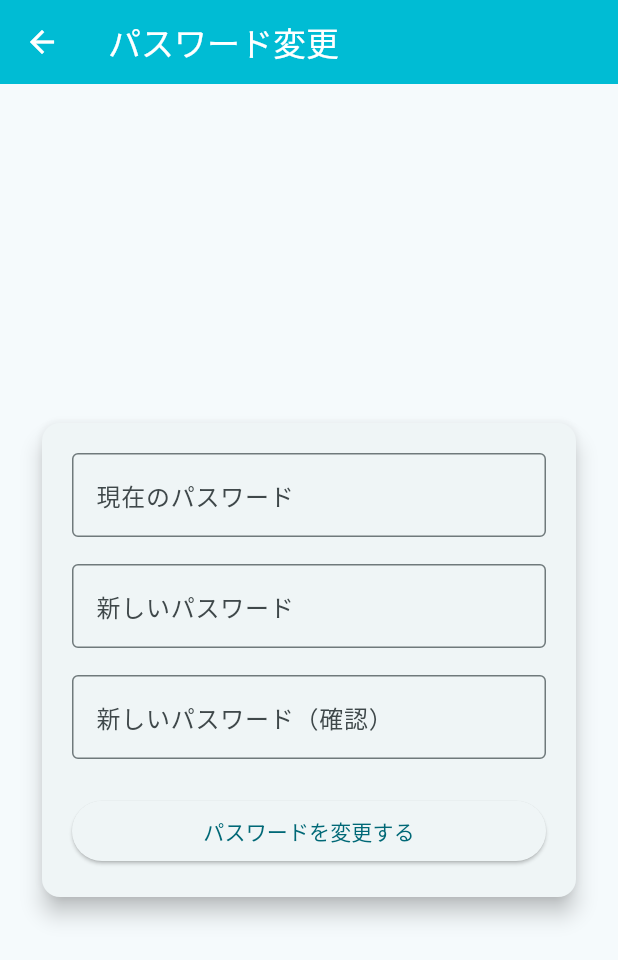
After one commit to sawa-pascal/flutter-learning, a Flutter app: the PasswordChange screen opened directly, on a phone screen of 412 x 824 dp. The commit adds this screen. Shown: the top 960 px of the screen. Run offline on Flutter 3.47's test engine with Material 3 defaults, Android fonts, the phone set to English and light mode, and no system bars; our stand-ins replace flutter_riverpod, freezed_annotation, hooks_riverpod, riverpod_annotation; generated files the repository leaves out were written again; network calls fail.

Commit message:
パスワード変更画面の実装

```diff
--- /dev/null
+++ b/flutter_application_ec_site/lib/passwordChange.dart
@@ -0,0 +1,258 @@
+import 'package:flutter/material.dart';
+import 'models/userModel/userModel.dart';
+import 'myApiProvider.dart';
+import 'package:flutter_riverpod/flutter_riverpod.dart';
+
+class PasswordChange extends ConsumerStatefulWidget {
+  const PasswordChange({Key? key}) : super(key: key);
+
+  @override
+  _PasswordChangeState createState() => _PasswordChangeState();
+}
+
+class _PasswordChangeState extends ConsumerState<PasswordChange> {
+  final _formKey = GlobalKey<FormState>();
+  final TextEditingController _currentPasswordController =
+      TextEditingController();
+  final TextEditingController _newPasswordController = TextEditingController();
+  final TextEditingController _confirmPasswordController =
+      TextEditingController();
+  bool _isLoading = false;
+  String? _errorMessage;
+  String? _successMessage;
+
+  @override
+  void dispose() {
+    _currentPasswordController.dispose();
+    _newPasswordController.dispose();
+    _confirmPasswordController.dispose();
+    super.dispose();
+  }
+
+  Future<void> _changePassword(UserModel userModel) async {
+    setState(() {
+      _isLoading = true;
+      _errorMessage = null;
+      _successMessage = null;
+    });
+
+    final currentPassword = _currentPasswordController.text.trim();
+    final newPassword = _newPasswordController.text.trim();
+    final confirmPassword = _confirmPasswordController.text.trim();
+
+    if (userModel.hashed_password == null ||
+        userModel.id == null ||
+        userModel.hashed_password!.isEmpty) {
+      setState(() {
+        _isLoading = false;
+        _errorMessage = 'ユーザー情報の取得に失敗しました';
+      });
+      return;
+    }
+
+    // 入力チェック
+    if (currentPassword.isEmpty) {
+      setState(() {
+        _isLoading = false;
+        _errorMessage = '現在のパスワードを入力してください。';
+      });
+      return;
+    }
+    if (newPassword.isEmpty) {
+      setState(() {
+        _isLoading = false;
+        _errorMessage = '新しいパスワードを入力してください。';
+      });
+      return;
+    }
+    if (confirmPassword.isEmpty) {
+      setState(() {
+        _isLoading = false;
+        _errorMessage = '確認用パスワードを入力してください。';
+      });
+      return;
+    }
+    if (newPassword.length < 4) {
+      setState(() {
+        _isLoading = false;
+        _errorMessage = 'パスワードは4文字以上で入力してください。';
+      });
+      return;
+    }
+    if (confirmPassword.length < 4) {
+      setState(() {
+        _isLoading = false;
+        _errorMessage = 'パスワードは4文字以上で入力してください。';
+      });
+      return;
+    }
+    if (newPassword != confirmPassword) {
+      setState(() {
+        _isLoading = false;
+        _errorMessage = '新しいパスワードが一致しません。';
+      });
+      return;
+    }
+    if (currentPassword == newPassword) {
+      setState(() {
+        _isLoading = false;
+        _errorMessage = '現在のパスワードと新しいパスワードが同じです。別のパスワードを入力してください。';
+      });
+      return;
+    }
+
+    // ローカルで現在のパスワードが一致するかチェック
+    final savedPassword = userModel.hashed_password!;
+    if (currentPassword != savedPassword) {
+      setState(() {
+        _isLoading = false;
+        _errorMessage = '現在のパスワードが正しくありません。';
+      });
+      return;
+    }
+
+    // APIでパスワード変更リクエスト実行＋userModelProviderを更新
+    try {
+      final userId = userModel.id!;
+      final msg = await ref.read(
+        changePasswordProvider(id: userId, newPassword: newPassword).future,
+      );
+
+      // userModelを新しいパスワードで更新
+      final userModelNotifier = ref.read(userModelProvider.notifier);
+      userModelNotifier.state = userModel.copyWith(
+        hashed_password: newPassword,
+      );
+
+      ScaffoldMessenger.of(context).showSnackBar(
+        SnackBar(
+          content: Text(
+            msg is String && msg.isNotEmpty ? msg : 'パスワードが変更されました。',
+          ),
+        ),
+      );
+      Navigator.pop(context);
+    } catch (e) {
+      setState(() {
+        _isLoading = false;
+        _errorMessage = 'パスワードの変更に失敗しました: $e';
+        _successMessage = null;
+      });
+    }
+  }
+
+  @override
+  Widget build(BuildContext context) {
+    final userModel = ref.watch(userModelProvider);
+
+    return Scaffold(
+      appBar: AppBar(title: const Text('パスワード変更')),
+      body: Padding(
+        padding: const EdgeInsets.all(24.0),
+        child: Center(
+          child: SingleChildScrollView(
+            child: Card(
+              elevation: 6,
+              child: Padding(
+                padding: const EdgeInsets.all(20),
+                child: Form(
+                  key: _formKey,
+                  child: Column(
+                    mainAxisSize: MainAxisSize.min,
+                    children: [
+                      if (_errorMessage != null)
+                        Padding(
+                          padding: const EdgeInsets.only(bottom: 12),
+                          child: Text(
+                            _errorMessage!,
+                            style: const TextStyle(color: Colors.red),
+                          ),
+                        ),
+                      if (_successMessage != null)
+                        Padding(
+                          padding: const EdgeInsets.only(bottom: 12),
+                          child: Text(
+                            _successMessage!,
+                            style: const TextStyle(color: Colors.green),
+                          ),
+                        ),
+                      TextFormField(
+                        controller: _currentPasswordController,
+                        decoration: const InputDecoration(
+                          labelText: '現在のパスワード',
+                          border: OutlineInputBorder(),
+                        ),
+                        obscureText: true,
+                        validator: (value) => value == null || value.isEmpty
+                            ? '現在のパスワードを入力してください'
+                            : value.length < 4
+                            ? 'パスワードは4文字以上で入力してください'
+                            : null,
+                      ),
+                      const SizedBox(height: 18),
+                      TextFormField(
+                        controller: _newPasswordController,
+                        decoration: const InputDecoration(
+                          labelText: '新しいパスワード',
+                          border: OutlineInputBorder(),
+                        ),
+                        obscureText: true,
+                        validator: (value) => value == null || value.isEmpty
+                            ? '新しいパスワードを入力してください'
+                            : value.length < 4
+                            ? 'パスワードは4文字以上で入力してください'
+                            : null,
+                      ),
+                      const SizedBox(height: 18),
+                      TextFormField(
+                        controller: _confirmPasswordController,
+                        decoration: const InputDecoration(
+                          labelText: '新しいパスワード（確認）',
+                          border: OutlineInputBorder(),
+                        ),
+                        obscureText: true,
+                        validator: (value) => value == null || value.isEmpty
+                            ? '確認用パスワードを入力してください'
+                            : value.length < 4
+                            ? 'パスワードは4文字以上で入力してください'
+                            : null,
+                      ),
+                      const SizedBox(height: 24),
+                      SizedBox(
+                        width: double.infinity,
+                        child: ElevatedButton(
+                          onPressed: _isLoading
+                              ? null
+                              : () {
+                                  if (_formKey.currentState!.validate()) {
+                                    if (userModel != null) {
+                                      _changePassword(userModel);
+                                    } else {
+                                      setState(() {
+                                        _errorMessage = 'ユーザー情報の取得に失敗しました';
+                                      });
+                                    }
+                                  }
+                                },
+                          child: _isLoading
+                              ? const SizedBox(
+                                  width: 18,
+                                  height: 18,
+                                  child: CircularProgressIndicator(
+                                    strokeWidth: 2,
+                                  ),
+                                )
+                              : const Text('パスワードを変更する'),
+                        ),
+                      ),
+                    ],
+                  ),
+                ),
+              ),
+            ),
+          ),
+        ),
+      ),
+    );
+  }
+}
```
Also changed, not shown: flutter_application_ec_site/lib/appBar.dart (+4 -14 lines), flutter_application_ec_site/lib/myApiProvider.dart (+71 -0 lines), flutter_application_ec_site/lib/myApiProvider.g.dart.
